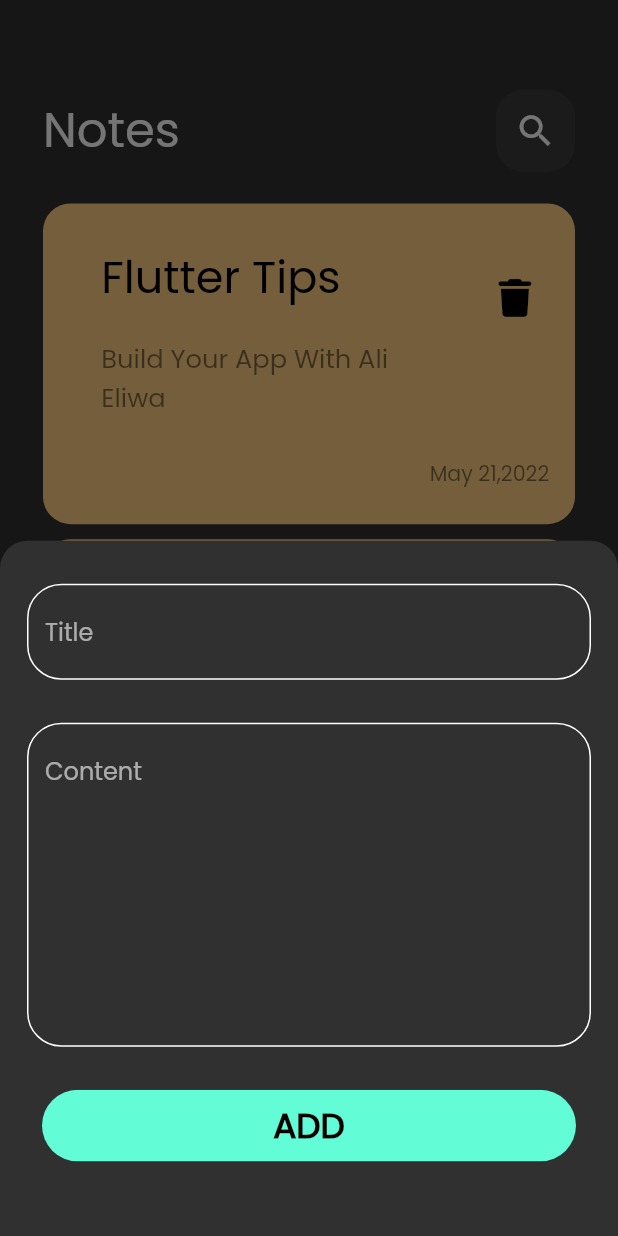
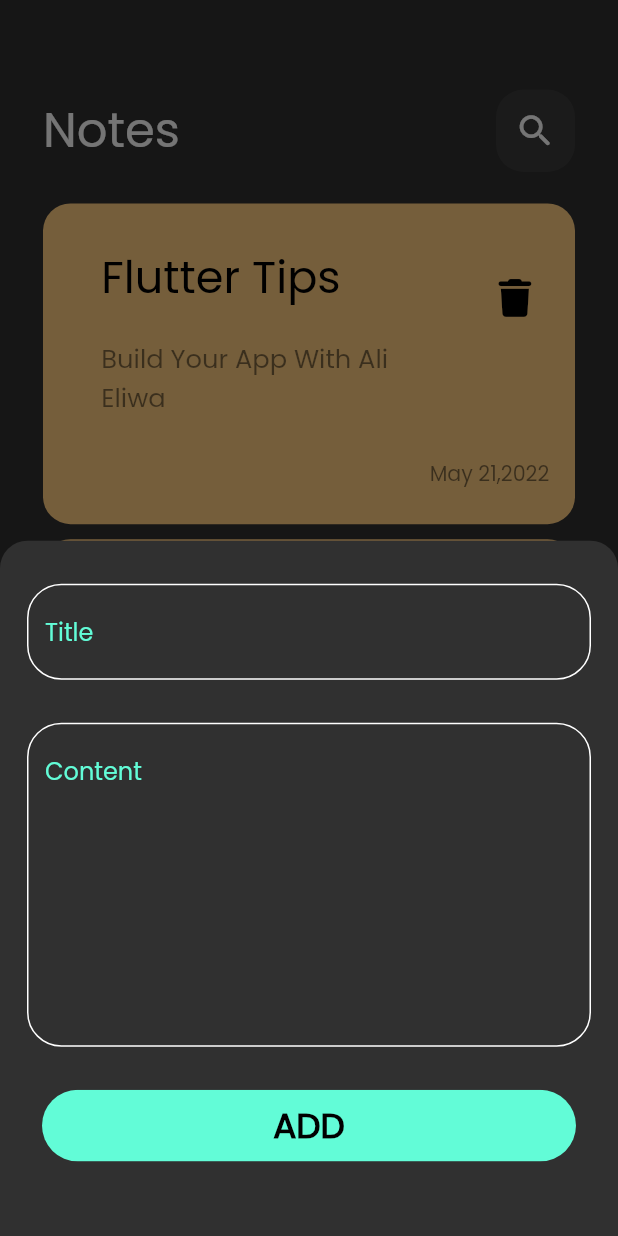
Before and after one commit to Alieliwa/NoteApp, a Flutter app: the screen it shows after launch, after a tap on an icon or button, on a phone screen of 412 x 824 dp. Run offline on Flutter 3.47's test engine with Material 2 defaults, Android fonts, the phone set to English and light mode, and no system bars; our stand-ins replace flutter_screenutil, font_awesome_flutter.

Commit message:
Edit View body

```diff
--- a/lib/views/widget/custom_appbar.dart
+++ b/lib/views/widget/custom_appbar.dart
@@ -2,18 +2,21 @@ import 'package:flutter/material.dart';
 import 'package:flutter_screenutil/flutter_screenutil.dart';
 import 'package:notesapp/views/widget/custom_searchiscon.dart';
 class CustomAppBar extends StatelessWidget {
-  const CustomAppBar({Key? key}) : super(key: key);
+   const CustomAppBar({Key? key,required this.title,required this.icon}) : super(key: key);
+
+ final String title;
+ final IconData icon;
 
   @override
   Widget build(BuildContext context) {
     return Row(
       children:  [
-        Text('Notes',
+        Text(title,
           style: TextStyle(
             fontSize: 28.sp,
         ),),
         const Spacer(),
-        const CustomSearchIcon(),
+         CustomSearchIcon(icon: icon),
       ],
     );
   }
--- a/lib/views/widget/custom_searchiscon.dart
+++ b/lib/views/widget/custom_searchiscon.dart
@@ -1,8 +1,9 @@
 import 'package:flutter/material.dart';
 import 'package:flutter_screenutil/flutter_screenutil.dart';
 class CustomSearchIcon extends StatelessWidget {
-  const CustomSearchIcon({Key? key}) : super(key: key);
+   const CustomSearchIcon({Key? key,required this.icon}) : super(key: key);
 
+ final IconData icon;
   @override
   Widget build(BuildContext context) {
     return Container(
@@ -13,7 +14,7 @@ class CustomSearchIcon extends StatelessWidget {
         borderRadius: BorderRadius.circular(16.r),
       ),
       child:  Center(
-        child: Icon(Icons.search,size: 28.sm,),
+        child: Icon(icon,size: 28.sm,),
       ),
     );
   }
--- a/lib/views/widget/customtextfeild.dart
+++ b/lib/views/widget/customtextfeild.dart
@@ -12,7 +12,7 @@ final int maxLine;
       maxLines: maxLine,
       decoration: InputDecoration(
         hintText: hint,
-        // hintStyle: TextStyle(color: kPrimaryColor,),
+        hintStyle: TextStyle(color: kPrimaryColor,),
         border: buildBorder(),
         enabledBorder:buildBorder(),
         focusedBorder: buildBorder(kPrimaryColor,),
--- a/lib/views/widget/note_item.dart
+++ b/lib/views/widget/note_item.dart
@@ -1,13 +1,18 @@
 import 'package:flutter/material.dart';
 import 'package:flutter_screenutil/flutter_screenutil.dart';
 import 'package:font_awesome_flutter/font_awesome_flutter.dart';
+import 'package:notesapp/views/widget/edit_note.dart';
 
 class NoteItem extends StatelessWidget {
   const NoteItem({Key? key}) : super(key: key);
 
   @override
   Widget build(BuildContext context) {
-    return Container(
+    return GestureDetector(
+      onTap: (){
+        Navigator.push(context, MaterialPageRoute(builder: (context)=>const EditNote()));
+      },
+      child: Container(
         padding: const EdgeInsets.only(
           top: 20,
           left: 20,
@@ -49,6 +54,7 @@ class NoteItem extends StatelessWidget {
             ),
           ],
         ),
+      ),
     );
   }
 }
--- a/lib/views/widget/notes_viewbody.dart
+++ b/lib/views/widget/notes_viewbody.dart
@@ -12,9 +12,11 @@ class NotesViewBody extends StatelessWidget {
       child: Column(
         children:  [
           SizedBox(height: 50.h,),
-          const CustomAppBar(),
+           CustomAppBar(
+             icon: Icons.search_rounded,
+            title: 'Notes',
+          ),
           const Expanded(child: NotesListView()),
-
 
         ],
       ),
```
Also changed, not shown: lib/views/widget/edit_note.dart (added, +12 -0 lines), lib/views/widget/edit_view_body.dart (added, +36 -0 lines). Lines whose indentation alone changed are shown as unchanged.
